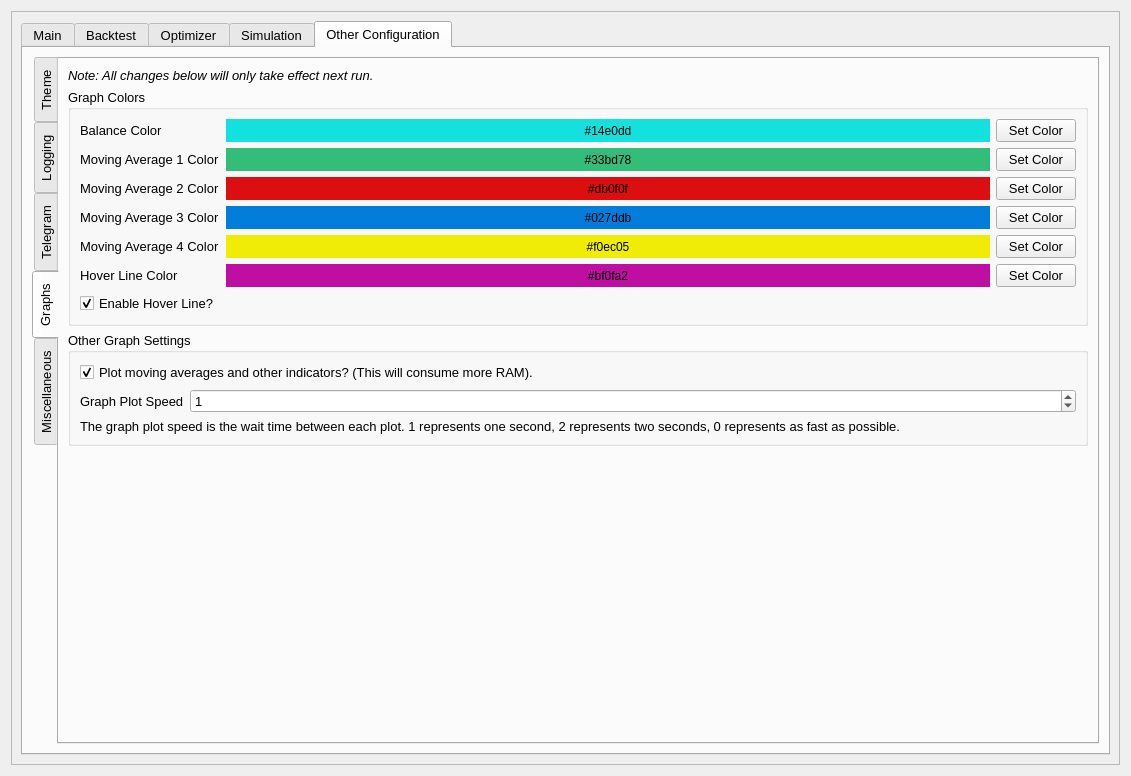
The window that UI/configuration.ui (ZENALC/algobot) describes before a commit, drawn with Qt 5.
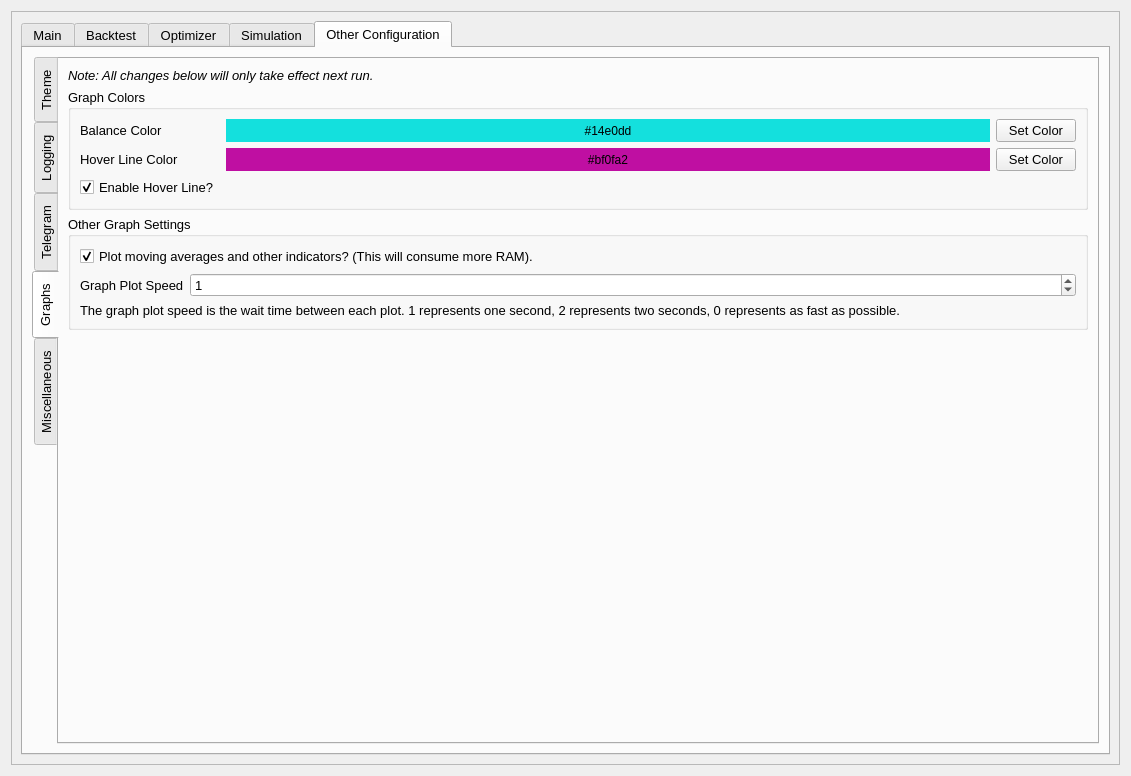
The same window after the commit. The open tabs and pages were chosen to show the change.

What changed in the file:
```diff
--- a/UI/configuration.ui
+++ b/UI/configuration.ui
@@ -2003,47 +2003,26 @@
                  </property>
                  <layout class="QGridLayout" name="gridLayout_11">
                   <item row="1" column="0">
-                   <widget class="QLabel" name="movingAverage1ColorLabel">
-                    <property name="text">
-                     <string>Moving Average 1 Color</string>
-                    </property>
-                   </widget>
-                  </item>
-                  <item row="4" column="0">
-                   <widget class="QLabel" name="movingAverage4ColorLabel">
-                    <property name="text">
-                     <string>Moving Average 4 Color</string>
-                    </property>
-                   </widget>
-                  </item>
-                  <item row="5" column="0">
                    <widget class="QLabel" name="hoverLineColorLabel">
                     <property name="text">
                      <string>Hover Line Color</string>
                     </property>
                    </widget>
                   </item>
+                  <item row="0" column="0">
+                   <widget class="QLabel" name="balanceColorLabel">
+                    <property name="sizePolicy">
+                     <sizepolicy hsizetype="Fixed" vsizetype="Preferred">
+                      <horstretch>0</horstretch>
+                      <verstretch>0</verstretch>
+                     </sizepolicy>
+                    </property>
+                    <property name="text">
+                     <string>Balance Color</string>
+                    </property>
+                   </widget>
+                  </item>
                   <item row="2" column="0">
-                   <widget class="QLabel" name="movingAverage2ColorLabel">
-                    <property name="text">
-                     <string>Moving Average 2 Color</string>
-                    </property>
-                   </widget>
-                  </item>
-                  <item row="3" column="0">
-                   <widget class="QLabel" name="movingAverage3ColorLabel">
-                    <property name="sizePolicy">
-                     <sizepolicy hsizetype="Fixed" vsizetype="Preferred">
-                      <horstretch>0</horstretch>
-                      <verstretch>0</verstretch>
-                     </sizepolicy>
-                    </property>
-                    <property name="text">
-                     <string>Moving Average 3 Color</string>
-                    </property>
-                   </widget>
-                  </item>
-                  <item row="6" column="0">
                    <widget class="QCheckBox" name="enableHoverLine">
                     <property name="text">
                      <string>Enable Hover Line?</string>
@@ -2053,32 +2032,6 @@
                     </property>
                    </widget>
                   </item>
-                  <item row="0" column="0">
-                   <widget class="QLabel" name="balanceColorLabel">
-                    <property name="sizePolicy">
-                     <sizepolicy hsizetype="Fixed" vsizetype="Preferred">
-                      <horstretch>0</horstretch>
-                      <verstretch>0</verstretch>
-                     </sizepolicy>
-                    </property>
-                    <property name="text">
-                     <string>Balance Color</string>
-                    </property>
-                   </widget>
-                  </item>
-                  <item row="1" column="1">
-                   <widget class="QLabel" name="movingAverage1Color">
-                    <property name="styleSheet">
-                     <string notr="true">background: #33bd78;</string>
-                    </property>
-                    <property name="text">
-                     <string>#33bd78</string>
-                    </property>
-                    <property name="alignment">
-                     <set>Qt::AlignCenter</set>
-                    </property>
-                   </widget>
-                  </item>
                   <item row="0" column="1">
                    <widget class="QLabel" name="balanceColor">
                     <property name="styleSheet">
@@ -2092,58 +2045,6 @@
                     </property>
                    </widget>
                   </item>
-                  <item row="3" column="1">
-                   <widget class="QLabel" name="movingAverage3Color">
-                    <property name="styleSheet">
-                     <string notr="true">background: #027ddb;</string>
-                    </property>
-                    <property name="text">
-                     <string>#027ddb</string>
-                    </property>
-                    <property name="alignment">
-                     <set>Qt::AlignCenter</set>
-                    </property>
-                   </widget>
-                  </item>
-                  <item row="4" column="1">
-                   <widget class="QLabel" name="movingAverage4Color">
-                    <property name="styleSheet">
-                     <string notr="true">background: #f0ec05;</string>
-                    </property>
-                    <property name="text">
-                     <string>#f0ec05</string>
-                    </property>
-                    <property name="alignment">
-                     <set>Qt::AlignCenter</set>
-                    </property>
-                   </widget>
-                  </item>
-                  <item row="5" column="1">
-                   <widget class="QLabel" name="hoverLineColor">
-                    <property name="styleSheet">
-                     <string notr="true">background: #bf0fa2</string>
-                    </property>
-                    <property name="text">
-                     <string>#bf0fa2</string>
-                    </property>
-                    <property name="alignment">
-                     <set>Qt::AlignCenter</set>
-                    </property>
-                   </widget>
-                  </item>
-                  <item row="2" column="1">
-                   <widget class="QLabel" name="movingAverage2Color">
-                    <property name="styleSheet">
-                     <string notr="true">background: #db0f0f;</string>
-                    </property>
-                    <property name="text">
-                     <string>#db0f0f</string>
-                    </property>
-                    <property name="alignment">
-                     <set>Qt::AlignCenter</set>
-                    </property>
-                   </widget>
-                  </item>
                   <item row="0" column="2">
                    <widget class="QPushButton" name="setBalanceColorButton">
                     <property name="sizePolicy">
@@ -2163,47 +2064,20 @@
                     </property>
                    </widget>
                   </item>
+                  <item row="1" column="1">
+                   <widget class="QLabel" name="hoverLineColor">
+                    <property name="styleSheet">
+                     <string notr="true">background: #bf0fa2</string>
+                    </property>
+                    <property name="text">
+                     <string>#bf0fa2</string>
+                    </property>
+                    <property name="alignment">
+                     <set>Qt::AlignCenter</set>
+                    </property>
+                   </widget>
+                  </item>
                   <item row="1" column="2">
-                   <widget class="QPushButton" name="setMovingAverage1ColorButton">
-                    <property name="text">
-                     <string>Set Color</string>
-                    </property>
-                    <property name="autoDefault">
-                     <bool>false</bool>
-                    </property>
-                   </widget>
-                  </item>
-                  <item row="2" column="2">
-                   <widget class="QPushButton" name="setMovingAverage2ColorButton">
-                    <property name="text">
-                     <string>Set Color</string>
-                    </property>
-                    <property name="autoDefault">
-                     <bool>false</bool>
-                    </property>
-                   </widget>
-                  </item>
-                  <item row="3" column="2">
-                   <widget class="QPushButton" name="setMovingAverage3ColorButton">
-                    <property name="text">
-                     <string>Set Color</string>
-                    </property>
-                    <property name="autoDefault">
-                     <bool>false</bool>
-                    </property>
-                   </widget>
-                  </item>
-                  <item row="4" column="2">
-                   <widget class="QPushButton" name="setMovingAverage4ColorButton">
-                    <property name="text">
-                     <string>Set Color</string>
-                    </property>
-                    <property name="autoDefault">
-                     <bool>false</bool>
-                    </property>
-                   </widget>
-                  </item>
-                  <item row="5" column="2">
                    <widget class="QPushButton" name="setHoverLineColorButton">
                     <property name="text">
                      <string>Set Color</string>
```
